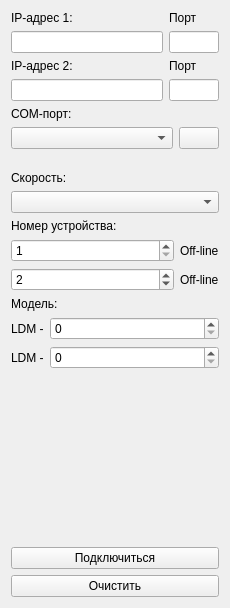
This is connectionpanel.ui in cotara/ZASIViewer as Qt 5 draws it before an edit. The edited form follows.
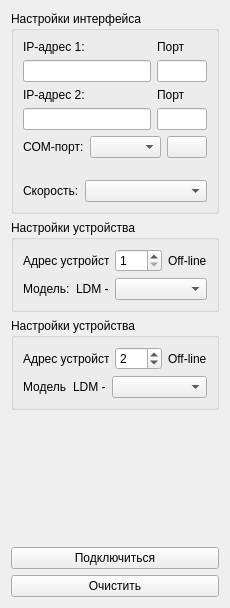
This is the edited form. Icons and pictures are not drawn.

Commit message: Добавлен график, доработки интерфейса. Большие доработки в логике программы.

What changed in the file:
```diff
--- a/connectionpanel.ui
+++ b/connectionpanel.ui
@@ -32,10 +32,10 @@
    <string>Form</string>
   </property>
   <layout class="QGridLayout" name="gridLayout">
-   <item row="6" column="0">
-    <widget class="QLabel" name="Portslabel">
+   <item row="19" column="0">
+    <widget class="QPushButton" name="connectButton">
      <property name="text">
-      <string>COM-порт:</string>
+      <string>Подключиться</string>
      </property>
     </widget>
    </item>
@@ -46,10 +46,33 @@
      </property>
     </widget>
    </item>
-   <item row="17" column="0">
-    <layout class="QHBoxLayout" name="horizontalLayout_6">
+   <item row="4" column="0">
+    <widget class="QGroupBox" name="settings1Box">
+     <property name="title">
+      <string>Настройки устройства</string>
+     </property>
+     <layout class="QVBoxLayout" name="verticalLayout_6">
      <item>
-      <widget class="QLabel" name="ldm2_label">
+       <layout class="QHBoxLayout" name="horizontalLayout">
+        <item>
+         <widget class="QLabel" name="DevNumlabel">
+          <property name="text">
+           <string>Адрес устройства:</string>
+          </property>
+         </widget>
+        </item>
+        <item>
+         <widget class="QSpinBox" name="deviceNumLine">
+          <property name="minimum">
+           <number>1</number>
+          </property>
+          <property name="maximum">
+           <number>250</number>
+          </property>
+         </widget>
+        </item>
+        <item>
+         <widget class="QLabel" name="statusLabel">
        <property name="sizePolicy">
         <sizepolicy hsizetype="Fixed" vsizetype="Preferred">
          <horstretch>0</horstretch>
@@ -57,110 +80,55 @@
         </sizepolicy>
        </property>
        <property name="text">
-        <string>LDM -</string>
+           <string>Off-line</string>
        </property>
       </widget>
      </item>
-     <item>
-      <widget class="QSpinBox" name="diamSpinBox2"/>
-     </item>
-    </layout>
-   </item>
-   <item row="15" column="0">
+       </layout>
+      </item>
+      <item>
+       <layout class="QHBoxLayout" name="horizontalLayout_4">
+        <item>
     <widget class="QLabel" name="label">
+          <property name="sizePolicy">
+           <sizepolicy hsizetype="Fixed" vsizetype="Preferred">
+            <horstretch>0</horstretch>
+            <verstretch>0</verstretch>
+           </sizepolicy>
+          </property>
      <property name="text">
       <string>Модель:</string>
      </property>
     </widget>
    </item>
-   <item row="8" column="0">
-    <widget class="QLabel" name="dscrLabel">
-     <property name="font">
-      <font>
-       <pointsize>7</pointsize>
-       <italic>true</italic>
-      </font>
+        <item>
+         <widget class="QLabel" name="label_2">
+          <property name="sizePolicy">
+           <sizepolicy hsizetype="Fixed" vsizetype="Preferred">
+            <horstretch>0</horstretch>
+            <verstretch>0</verstretch>
+           </sizepolicy>
      </property>
      <property name="text">
-      <string/>
-     </property>
-     <property name="textFormat">
-      <enum>Qt::AutoText</enum>
-     </property>
-     <property name="alignment">
-      <set>Qt::AlignRight|Qt::AlignTrailing|Qt::AlignVCenter</set>
-     </property>
-     <property name="wordWrap">
-      <bool>false</bool>
+           <string>LDM -</string>
      </property>
     </widget>
    </item>
-   <item row="21" column="0">
-    <widget class="QPushButton" name="connectButton">
-     <property name="text">
-      <string>Подключиться</string>
-     </property>
+        <item>
+         <widget class="QComboBox" name="diamBox1"/>
+        </item>
+       </layout>
+      </item>
+     </layout>
     </widget>
    </item>
    <item row="3" column="0">
-    <layout class="QHBoxLayout" name="horizontalLayout_5" stretch="2,0">
-     <item>
-      <layout class="QVBoxLayout" name="verticalLayout_4">
-       <item>
-        <widget class="QLabel" name="IPlabel2">
-         <property name="text">
-          <string>IP-адрес 2:</string>
-         </property>
-        </widget>
-       </item>
+    <widget class="QGroupBox" name="interfaceBox">
+     <property name="title">
+      <string>Настройки интерфейса</string>
+     </property>
+     <layout class="QVBoxLayout" name="verticalLayout_5">
        <item>
-        <widget class="QLineEdit" name="ipAdd2">
-         <property name="sizePolicy">
-          <sizepolicy hsizetype="Preferred" vsizetype="Preferred">
-           <horstretch>0</horstretch>
-           <verstretch>0</verstretch>
-          </sizepolicy>
-         </property>
-        </widget>
-       </item>
-      </layout>
-     </item>
-     <item>
-      <layout class="QVBoxLayout" name="verticalLayout_3">
-       <item>
-        <widget class="QLabel" name="portLabel2">
-         <property name="sizePolicy">
-          <sizepolicy hsizetype="Preferred" vsizetype="Preferred">
-           <horstretch>0</horstretch>
-           <verstretch>0</verstretch>
-          </sizepolicy>
-         </property>
-         <property name="text">
-          <string>Порт</string>
-         </property>
-        </widget>
-       </item>
-       <item>
-        <widget class="QLineEdit" name="port2">
-         <property name="sizePolicy">
-          <sizepolicy hsizetype="Preferred" vsizetype="Preferred">
-           <horstretch>0</horstretch>
-           <verstretch>0</verstretch>
-          </sizepolicy>
-         </property>
-         <property name="maximumSize">
-          <size>
-           <width>50</width>
-           <height>16777215</height>
-          </size>
-         </property>
-        </widget>
-       </item>
-      </layout>
-     </item>
-    </layout>
-   </item>
-   <item row="2" column="0">
     <layout class="QHBoxLayout" name="horizontalLayout_3" stretch="2,0">
      <item>
       <layout class="QVBoxLayout" name="verticalLayout_2">
@@ -221,14 +189,147 @@
      </item>
     </layout>
    </item>
-   <item row="9" column="0">
+      <item>
+       <layout class="QHBoxLayout" name="horizontalLayout_5" stretch="2,0">
+        <item>
+         <layout class="QVBoxLayout" name="verticalLayout_4">
+          <item>
+           <widget class="QLabel" name="IPlabel2">
+            <property name="text">
+             <string>IP-адрес 2:</string>
+            </property>
+           </widget>
+          </item>
+          <item>
+           <widget class="QLineEdit" name="ipAdd2">
+            <property name="sizePolicy">
+             <sizepolicy hsizetype="Preferred" vsizetype="Preferred">
+              <horstretch>0</horstretch>
+              <verstretch>0</verstretch>
+             </sizepolicy>
+            </property>
+           </widget>
+          </item>
+         </layout>
+        </item>
+        <item>
+         <layout class="QVBoxLayout" name="verticalLayout_3">
+          <item>
+           <widget class="QLabel" name="portLabel2">
+            <property name="sizePolicy">
+             <sizepolicy hsizetype="Preferred" vsizetype="Preferred">
+              <horstretch>0</horstretch>
+              <verstretch>0</verstretch>
+             </sizepolicy>
+            </property>
+            <property name="text">
+             <string>Порт</string>
+            </property>
+           </widget>
+          </item>
+          <item>
+           <widget class="QLineEdit" name="port2">
+            <property name="sizePolicy">
+             <sizepolicy hsizetype="Preferred" vsizetype="Preferred">
+              <horstretch>0</horstretch>
+              <verstretch>0</verstretch>
+             </sizepolicy>
+            </property>
+            <property name="maximumSize">
+             <size>
+              <width>50</width>
+              <height>16777215</height>
+             </size>
+            </property>
+           </widget>
+          </item>
+         </layout>
+        </item>
+       </layout>
+      </item>
+      <item>
+       <layout class="QHBoxLayout" name="horizontalLayout_2">
+        <item>
+         <widget class="QLabel" name="Portslabel">
+          <property name="sizePolicy">
+           <sizepolicy hsizetype="Fixed" vsizetype="Preferred">
+            <horstretch>0</horstretch>
+            <verstretch>0</verstretch>
+           </sizepolicy>
+          </property>
+          <property name="text">
+           <string>COM-порт:</string>
+          </property>
+         </widget>
+        </item>
+        <item>
+         <widget class="QComboBox" name="portsBox"/>
+        </item>
+        <item>
+         <widget class="QPushButton" name="updAvblPortsButt">
+          <property name="sizePolicy">
+           <sizepolicy hsizetype="Fixed" vsizetype="Fixed">
+            <horstretch>0</horstretch>
+            <verstretch>0</verstretch>
+           </sizepolicy>
+          </property>
+          <property name="text">
+           <string/>
+          </property>
+          <property name="icon">
+           <iconset resource="res.qrc">
+            <normaloff>:/res/refresh.png</normaloff>:/res/refresh.png</iconset>
+          </property>
+         </widget>
+        </item>
+       </layout>
+      </item>
+      <item>
+       <widget class="QLabel" name="dscrLabel">
+        <property name="font">
+         <font>
+          <pointsize>7</pointsize>
+          <italic>true</italic>
+         </font>
+        </property>
+        <property name="text">
+         <string/>
+        </property>
+        <property name="textFormat">
+         <enum>Qt::AutoText</enum>
+        </property>
+        <property name="alignment">
+         <set>Qt::AlignRight|Qt::AlignTrailing|Qt::AlignVCenter</set>
+        </property>
+        <property name="wordWrap">
+         <bool>false</bool>
+        </property>
+       </widget>
+      </item>
+      <item>
+       <layout class="QHBoxLayout" name="horizontalLayout_8">
+        <item>
     <widget class="QLabel" name="SpdLabel">
+          <property name="sizePolicy">
+           <sizepolicy hsizetype="Fixed" vsizetype="Preferred">
+            <horstretch>0</horstretch>
+            <verstretch>0</verstretch>
+           </sizepolicy>
+          </property>
      <property name="text">
       <string>Скорость:</string>
      </property>
     </widget>
    </item>
-   <item row="19" column="0">
+        <item>
+         <widget class="QComboBox" name="spdBox"/>
+        </item>
+       </layout>
+      </item>
+     </layout>
+    </widget>
+   </item>
+   <item row="17" column="0">
     <spacer name="verticalSpacer">
      <property name="orientation">
       <enum>Qt::Vertical</enum>
@@ -241,89 +342,21 @@
      </property>
     </spacer>
    </item>
-   <item row="11" column="0">
-    <widget class="QLabel" name="DevNumlabel">
-     <property name="text">
-      <string>Номер устройства:</string>
+   <item row="5" column="0">
+    <widget class="QGroupBox" name="settings2Box">
+     <property name="title">
+      <string>Настройки устройства</string>
      </property>
-    </widget>
-   </item>
-   <item row="10" column="0">
-    <widget class="QComboBox" name="spdBox"/>
-   </item>
-   <item row="16" column="0">
-    <layout class="QHBoxLayout" name="horizontalLayout_4">
+     <layout class="QVBoxLayout" name="verticalLayout_7">
      <item>
-      <widget class="QLabel" name="label_2">
-       <property name="sizePolicy">
-        <sizepolicy hsizetype="Fixed" vsizetype="Preferred">
-         <horstretch>0</horstretch>
-         <verstretch>0</verstretch>
-        </sizepolicy>
-       </property>
-       <property name="text">
-        <string>LDM -</string>
-       </property>
-      </widget>
-     </item>
-     <item>
-      <widget class="QSpinBox" name="diamSpinBox1"/>
-     </item>
-    </layout>
-   </item>
-   <item row="7" column="0">
-    <layout class="QHBoxLayout" name="horizontalLayout_2">
-     <item>
-      <widget class="QComboBox" name="portsBox"/>
-     </item>
-     <item>
-      <widget class="QPushButton" name="updAvblPortsButt">
-       <property name="sizePolicy">
-        <sizepolicy hsizetype="Fixed" vsizetype="Fixed">
-         <horstretch>0</horstretch>
-         <verstretch>0</verstretch>
-        </sizepolicy>
-       </property>
-       <property name="text">
-        <string/>
-       </property>
-       <property name="icon">
-        <iconset resource="res.qrc">
-         <normaloff>:/res/refresh.png</normaloff>:/res/refresh.png</iconset>
-       </property>
-      </widget>
-     </item>
-    </layout>
-   </item>
-   <item row="12" column="0">
-    <layout class="QHBoxLayout" name="horizontalLayout">
-     <item>
-      <widget class="QSpinBox" name="deviceNumLine">
-       <property name="minimum">
-        <number>1</number>
-       </property>
-       <property name="maximum">
-        <number>250</number>
-       </property>
-      </widget>
-     </item>
-     <item>
-      <widget class="QLabel" name="statusLabel">
-       <property name="sizePolicy">
-        <sizepolicy hsizetype="Fixed" vsizetype="Preferred">
-         <horstretch>0</horstretch>
-         <verstretch>0</verstretch>
-        </sizepolicy>
-       </property>
-       <property name="text">
-        <string>Off-line</string>
-       </property>
-      </widget>
-     </item>
-    </layout>
-   </item>
-   <item row="13" column="0">
     <layout class="QHBoxLayout" name="horizontalLayout_7">
+        <item>
+         <widget class="QLabel" name="label_3">
+          <property name="text">
+           <string>Адрес устройства:</string>
+          </property>
+         </widget>
+        </item>
      <item>
       <widget class="QSpinBox" name="deviceNumLine2">
        <property name="minimum">
@@ -351,6 +384,42 @@
       </widget>
      </item>
     </layout>
+      </item>
+      <item>
+       <layout class="QHBoxLayout" name="horizontalLayout_6">
+        <item>
+         <widget class="QLabel" name="label_4">
+          <property name="sizePolicy">
+           <sizepolicy hsizetype="Fixed" vsizetype="Preferred">
+            <horstretch>0</horstretch>
+            <verstretch>0</verstretch>
+           </sizepolicy>
+          </property>
+          <property name="text">
+           <string>Модель</string>
+          </property>
+         </widget>
+        </item>
+        <item>
+         <widget class="QLabel" name="ldm2_label">
+          <property name="sizePolicy">
+           <sizepolicy hsizetype="Fixed" vsizetype="Preferred">
+            <horstretch>0</horstretch>
+            <verstretch>0</verstretch>
+           </sizepolicy>
+          </property>
+          <property name="text">
+           <string>LDM -</string>
+          </property>
+         </widget>
+        </item>
+        <item>
+         <widget class="QComboBox" name="diamBox2"/>
+        </item>
+       </layout>
+      </item>
+     </layout>
+    </widget>
    </item>
   </layout>
  </widget>
```
Left out of the diff: 2 changed lines with no effect on the pictures. Lines whose indentation alone changed are shown as unchanged. The commit also changes 11 other files.
